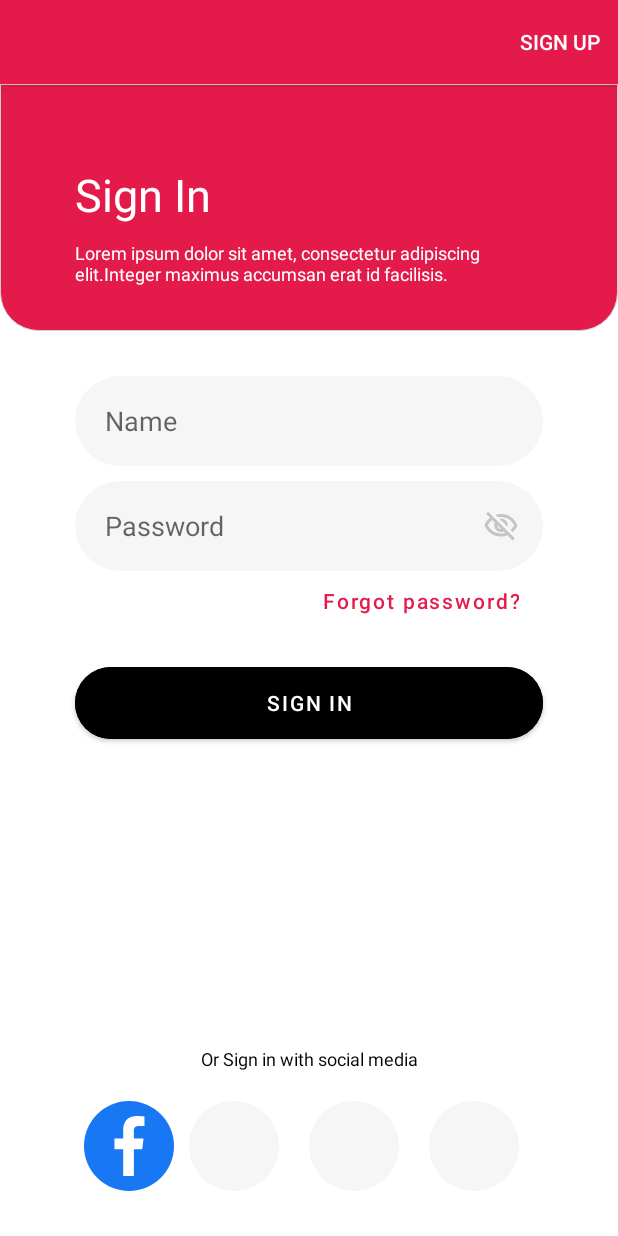
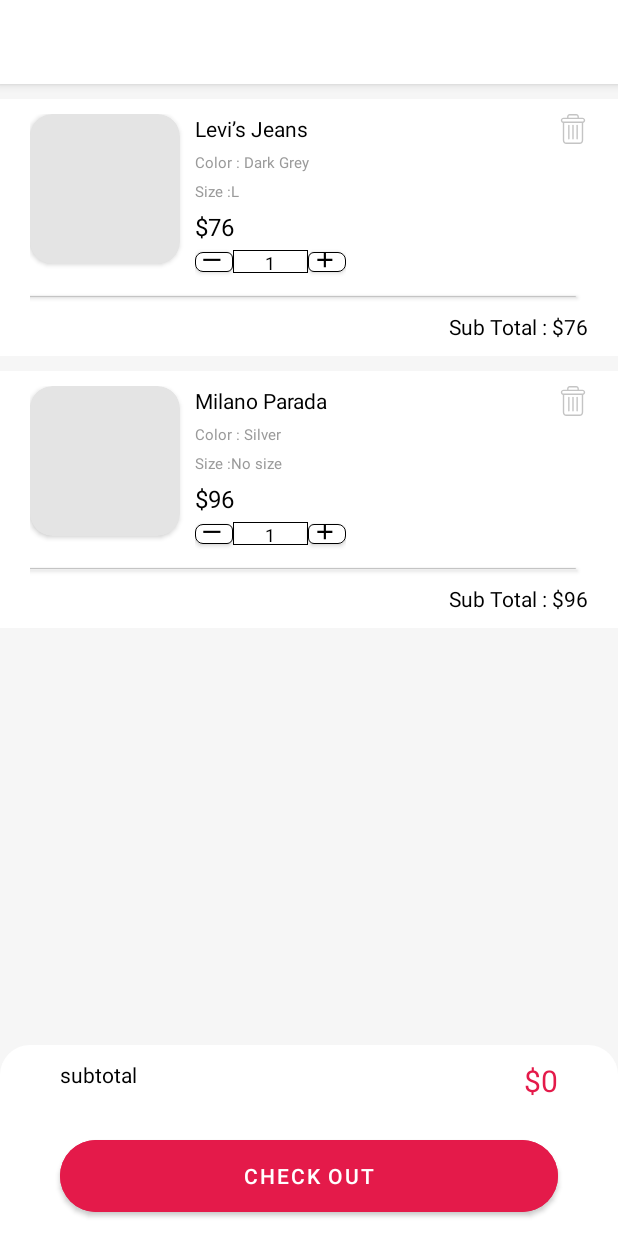
Before and after one commit to ETS-Android2/MindshopUI-Android, an Android app: the screen it shows after launch (Sign before the commit, MyCart after it), after a tap on "TODO", on a phone screen of 412 x 824 dp. Run offline under Robolectric (Android 15) with nearby library versions, the phone set to English and light mode, and no system bars; our stand-ins replace Firebase (no records; nobody signed in at launch, a user with empty details on screens opened directly), navigation-ui.

Commit message:
My cart finished

```diff
--- a/app/src/main/AndroidManifest.xml
+++ b/app/src/main/AndroidManifest.xml
@@ -10,7 +10,8 @@
         android:roundIcon="@mipmap/ic_launcher_round"
         android:supportsRtl="true"
         android:theme="@style/Theme.MindshopUI">
-        <activity android:name=".activities.Settings"></activity>
+        <activity android:name=".activities.MyCart"></activity>
+        <activity android:name=".activities.Settings" />
         <activity android:name=".activities.Orders" />
         <activity android:name=".activities.Account" />
         <activity android:name=".activities.onBoarding" />
--- /dev/null
+++ b/app/src/main/java/net/mindzone/mindshopui/RecyclerViewAdapters/CartRecyclerViewAdapter.java
@@ -0,0 +1,103 @@
+package net.mindzone.mindshopui.RecyclerViewAdapters;
+
+import android.content.Context;
+import android.util.Log;
+import android.view.LayoutInflater;
+import android.view.View;
+import android.view.ViewGroup;
+import android.widget.TextView;
+
+import androidx.recyclerview.widget.RecyclerView;
+
+import com.google.android.material.button.MaterialButton;
+
+import net.mindzone.mindshopui.R;
+import net.mindzone.mindshopui.models.MyCartItems;
+
+import java.util.List;
+
+public class CartRecyclerViewAdapter extends RecyclerView.Adapter<CartRecyclerViewAdapter.ViewHolder> {
+
+    private List<MyCartItems> myCartItems;
+    private LayoutInflater mInflater;
+    private ItemClickListener mClickListener;
+
+    public CartRecyclerViewAdapter(Context context, List<MyCartItems> myCartItems) {
+        this.mInflater = LayoutInflater.from(context);
+        this.myCartItems = myCartItems;
+    }
+
+    @Override
+    public ViewHolder onCreateViewHolder(ViewGroup parent, int viewType) {
+        View view = mInflater.inflate(R.layout.mycart_rcitems, parent, false);
+        return new ViewHolder(view);
+    }
+
+    @Override
+    public void onBindViewHolder(ViewHolder holder, int position) {
+        MyCartItems item = myCartItems.get(position);
+        holder.itemTitle.setText(item.title);
+        holder.itemColor.setText("Color : " + item.color);
+        holder.itemSize.setText("Size :" + item.size);
+        holder.itemPrice.setText("$" + item.price);
+        holder.itemCount.setText(item.count + "");
+        holder.subTotal.setText("Sub Total : $" + item.count * item.price);
+
+        holder.addIcon.setOnClickListener(new View.OnClickListener() {
+            @Override
+            public void onClick(View v) {
+                item.count++;
+                holder.itemCount.setText(item.count + "");
+                holder.subTotal.setText("Sub Total : $" + item.count * item.price);
+            }
+        });
+        holder.minusIcon.setOnClickListener(new View.OnClickListener() {
+            @Override
+            public void onClick(View v) {
+                if (item.count > 0) {
+                    item.count--;
+                    holder.itemCount.setText(item.count + "");
+                    holder.subTotal.setText("Sub Total : $" + item.count * item.price);
+                }
+            }
+        });
+    }
+
+    @Override
+    public int getItemCount() {
+        return myCartItems.size();
+    }
+
+
+    public class ViewHolder extends RecyclerView.ViewHolder implements View.OnClickListener {
+        TextView itemTitle, itemColor, itemSize, itemPrice, subTotal, itemCount;
+        MaterialButton minusIcon, addIcon;
+
+        ViewHolder(View itemView) {
+            super(itemView);
+            itemTitle = itemView.findViewById(R.id.itemTitle);
+            itemColor = itemView.findViewById(R.id.itemColor);
+            itemSize = itemView.findViewById(R.id.itemSize);
+            itemPrice = itemView.findViewById(R.id.itemPrice);
+            subTotal = itemView.findViewById(R.id.subTotal);
+            itemCount = itemView.findViewById(R.id.itemCount);
+            minusIcon = itemView.findViewById(R.id.minusIcon);
+            addIcon = itemView.findViewById(R.id.addIcon);
+            itemView.setOnClickListener(this);
+        }
+
+        @Override
+        public void onClick(View view) {
+            if (mClickListener != null) mClickListener.onItemClick(view, getAdapterPosition());
+        }
+    }
+
+
+    public void setClickListener(ItemClickListener itemClickListener) {
+        this.mClickListener = itemClickListener;
+    }
+
+    public interface ItemClickListener {
+        void onItemClick(View view, int position);
+    }
+}
--- /dev/null
+++ b/app/src/main/java/net/mindzone/mindshopui/activities/MyCart.java
@@ -0,0 +1,47 @@
+package net.mindzone.mindshopui.activities;
+
+import androidx.appcompat.app.AppCompatActivity;
+import androidx.recyclerview.widget.LinearLayoutManager;
+import androidx.recyclerview.widget.RecyclerView;
+
+import android.graphics.drawable.ColorDrawable;
+import android.os.Bundle;
+import android.view.View;
+
+import net.mindzone.mindshopui.R;
+import net.mindzone.mindshopui.RecyclerViewAdapters.CartRecyclerViewAdapter;
+import net.mindzone.mindshopui.RecyclerViewAdapters.MyRecyclerViewAdapter;
+import net.mindzone.mindshopui.RecyclerViewAdapters.OrdersRecylcerViewAdapter;
+import net.mindzone.mindshopui.models.Category;
+import net.mindzone.mindshopui.models.MyCartItems;
+import net.mindzone.mindshopui.models.OrderModel;
+
+import java.util.ArrayList;
+
+public class MyCart extends AppCompatActivity implements CartRecyclerViewAdapter.ItemClickListener {
+
+    CartRecyclerViewAdapter cartRecyclerViewAdapter;
+
+    @Override
+    protected void onCreate(Bundle savedInstanceState) {
+        super.onCreate(savedInstanceState);
+        getSupportActionBar().setBackgroundDrawable(new ColorDrawable(getResources().getColor(R.color.white, null)));
+        getSupportActionBar().setTitle("My Cart");
+        setContentView(R.layout.activity_mycart);
+        ArrayList<OrderModel> Orders = OrderModel.getOrders();
+        ArrayList<MyCartItems> myCartItems = MyCartItems.getItemsCart();
+        LinearLayoutManager layoutManager
+                = new LinearLayoutManager(this, LinearLayoutManager.VERTICAL, false);
+        RecyclerView orders_recyclerView = findViewById(R.id.myCartRecyclerView);
+        orders_recyclerView.setLayoutManager(layoutManager);
+
+        cartRecyclerViewAdapter = new CartRecyclerViewAdapter(this, myCartItems);
+        cartRecyclerViewAdapter.setClickListener(this);
+        orders_recyclerView.setAdapter(cartRecyclerViewAdapter);
+    }
+
+    @Override
+    public void onItemClick(View view, int position) {
+
+    }
+}
--- a/app/src/main/java/net/mindzone/mindshopui/activities/Orders.java
+++ b/app/src/main/java/net/mindzone/mindshopui/activities/Orders.java
@@ -6,6 +6,7 @@ import androidx.recyclerview.widget.RecyclerView;
 
 import android.graphics.drawable.ColorDrawable;
 import android.os.Bundle;
+import android.util.Log;
 import android.view.View;
 
 
@@ -45,6 +46,6 @@ public class Orders extends AppCompatActivity implements  OrdersRecylcerViewAdap
 
     @Override
     public void onItemClick(View view, int position) {
-        view.getBackground().setTint(view.getResources().getColor(R.color.black, null));
+        Log.d("Test","Click on Order Item = "+position);
     }
 }
--- a/app/src/main/java/net/mindzone/mindshopui/activities/Sign.java
+++ b/app/src/main/java/net/mindzone/mindshopui/activities/Sign.java
@@ -2,22 +2,16 @@ package net.mindzone.mindshopui.activities;
 
 import androidx.annotation.NonNull;
 import androidx.appcompat.app.AppCompatActivity;
-import androidx.core.content.ContextCompat;
-
 import android.graphics.drawable.ColorDrawable;
 import android.os.Bundle;
-import android.text.InputType;
 import android.util.DisplayMetrics;
 import android.util.Log;
-import android.view.LayoutInflater;
 import android.view.Menu;
 import android.view.MenuItem;
 import android.view.View;
 import android.widget.LinearLayout;
-import android.widget.RelativeLayout;
 
 
-import com.google.android.material.bottomsheet.BottomSheetDialog;
 
 import net.mindzone.mindshopui.R;
 import net.mindzone.mindshopui.databinding.ActivitySignBinding;
@@ -84,10 +78,6 @@ public class Sign extends AppCompatActivity {
 
     public void siginBTNClicked(View v) {
         Log.d("Test", "Sign btn clicked");
-        final BottomSheetDialog bottomSheetDialog = new BottomSheetDialog(this, R.style.BottomSheetDialogTheme);
-        View bottomSheetView = LayoutInflater.from(getApplicationContext()).inflate(R.layout.orderinfo_popup, findViewById(R.id.main_container));
-        bottomSheetDialog.setContentView(bottomSheetView);
-        bottomSheetDialog.show();
     }
 
     public void forgotPW(View v) {
--- /dev/null
+++ b/app/src/main/java/net/mindzone/mindshopui/models/MyCartItems.java
@@ -0,0 +1,33 @@
+package net.mindzone.mindshopui.models;
+
+import com.google.firebase.firestore.DocumentId;
+
+import java.io.Serializable;
+import java.util.ArrayList;
+
+public class MyCartItems implements Serializable {
+
+
+    @DocumentId
+    public String id;
+    public String title;
+    public String color;
+    public int price;
+    public String size;
+    public int count;
+
+    public MyCartItems(String title, String color, int price, String size, int count) {
+        this.title = title;
+        this.color = color;
+        this.price = price;
+        this.size = size;
+        this.count = count;
+    }
+
+    public static ArrayList<MyCartItems> getItemsCart() {
+        ArrayList<MyCartItems> myCartItems = new ArrayList<>();
+        myCartItems.add(new MyCartItems("Levi’s Jeans", "Dark Grey", 76, "L", 1));
+        myCartItems.add(new MyCartItems("Milano Parada", "Silver", 96, "No size", 1));
+        return myCartItems;
+    }
+}
--- a/app/src/main/java/net/mindzone/mindshopui/ui/home/HomeFragment.java
+++ b/app/src/main/java/net/mindzone/mindshopui/ui/home/HomeFragment.java
@@ -15,9 +15,12 @@ import androidx.lifecycle.ViewModelProvider;
 import androidx.recyclerview.widget.LinearLayoutManager;
 import androidx.recyclerview.widget.RecyclerView;
 
+import com.google.android.material.bottomsheet.BottomSheetDialog;
+
 import net.mindzone.mindshopui.BaseFragment;
 import net.mindzone.mindshopui.R;
 import net.mindzone.mindshopui.RecyclerViewAdapters.ProductsRecyclerViewAdapter;
+import net.mindzone.mindshopui.activities.MyCart;
 import net.mindzone.mindshopui.activities.Sign;
 import net.mindzone.mindshopui.RecyclerViewAdapters.MyRecyclerViewAdapter;
 import net.mindzone.mindshopui.databinding.FragmentHomeBinding;
@@ -39,13 +42,13 @@ public class HomeFragment extends BaseFragment implements MyRecyclerViewAdapter.
         binding = FragmentHomeBinding.inflate(inflater, container, false);
         View root = binding.getRoot();
         binding.chartBtn.setOnClickListener(this::cartBTNClicked);
-        ConstructeRecylcerViews();
+        ConstructRecyclerViews();
         return root;
     }
 
-    public void ConstructeRecylcerViews() {
+    public void ConstructRecyclerViews() {
 
-        //        Construction of First RecylerView which contain the buttons
+        //        Construction of First RecyclerView which contain the buttons
         ArrayList<String> categories = Category.getCategories();
         LinearLayoutManager layoutManager
                 = new LinearLayoutManager(requireContext(), LinearLayoutManager.HORIZONTAL, false);
@@ -55,7 +58,7 @@ public class HomeFragment extends BaseFragment implements MyRecyclerViewAdapter.
         adapter.setClickListener(this);
         recyclerView.setAdapter(adapter);
 
-//        Construction of Second RecylerView which are the sales discount cards
+//        Construction of Second RecyclerView which are the sales discount cards
         ArrayList<Product> products_sale = Product.getProducts();
         Log.d("Test", "Count " + products_sale.size());
         LinearLayoutManager layoutManagerRC2
@@ -68,14 +71,11 @@ public class HomeFragment extends BaseFragment implements MyRecyclerViewAdapter.
     }
 
     public void cartBTNClicked(View v) {
-        goToSignIn();
+        Intent intent = new Intent();
+        intent.setClass(getActivity(), MyCart.class);
+        getActivity().startActivity(intent);
     }
 
-    public void goToSignIn() {
-        Intent intent = new Intent();
-        intent.setClass(getActivity(), Sign.class);
-        getActivity().startActivity(intent);
-    }
 
     @Override
     public void onDestroyView() {
@@ -96,7 +96,9 @@ public class HomeFragment extends BaseFragment implements MyRecyclerViewAdapter.
                 Log.d("Test", "Bell Icon clicked");
                 return true;
             case R.id.cartBTN:
-                goToSignIn();
+                Intent intent = new Intent();
+                intent.setClass(getActivity(), Sign.class);
+                getActivity().startActivity(intent);
                 Log.d("Test", "Cart Icon clicked");
                 return true;
             default:
@@ -106,6 +108,10 @@ public class HomeFragment extends BaseFragment implements MyRecyclerViewAdapter.
 
     @Override
     public void onItemClick(View view, int position) {
-        view.getBackground().setTint(view.getResources().getColor(R.color.black, null));
+        Log.d("Test", "ana hena");
+        final BottomSheetDialog bottomSheetDialog = new BottomSheetDialog(getContext(), R.style.BottomSheetDialogTheme);
+        View bottomSheetView = LayoutInflater.from(getContext()).inflate(R.layout.orderinfo_popup, binding.getRoot().findViewById(R.id.main_container));
+        bottomSheetDialog.setContentView(bottomSheetView);
+        bottomSheetDialog.show();
     }
 }
--- /dev/null
+++ b/app/src/main/res/drawable/border.xml
@@ -0,0 +1,9 @@
+<?xml version="1.0" encoding="utf-8"?>
+<shape xmlns:android="http://schemas.android.com/apk/res/android"
+    android:shape="rectangle">
+
+    <stroke
+        android:width="0.5dp"
+        android:color="@color/black" />
+
+</shape>
--- /dev/null
+++ b/app/src/main/res/drawable/trash.xml
@@ -0,0 +1,18 @@
+<vector xmlns:android="http://schemas.android.com/apk/res/android"
+    android:width="427dp"
+    android:height="427dp"
+    android:viewportWidth="427"
+    android:viewportHeight="427.0013">
+  <path
+      android:fillColor="#C4C4C4"
+      android:pathData="m272.398,154.703c-5.523,0 -10,4.477 -10,10v189c0,5.52 4.477,10 10,10 5.523,0 10,-4.48 10,-10v-189c0,-5.523 -4.477,-10 -10,-10zM272.398,154.703"/>
+  <path
+      android:fillColor="#C4C4C4"
+      android:pathData="m154.398,154.703c-5.523,0 -10,4.477 -10,10v189c0,5.52 4.477,10 10,10 5.523,0 10,-4.48 10,-10v-189c0,-5.523 -4.477,-10 -10,-10zM154.398,154.703"/>
+  <path
+      android:fillColor="#C4C4C4"
+      android:pathData="m68.398,127.121v246.379c0,14.563 5.34,28.238 14.668,38.051 9.285,9.84 22.207,15.426 35.73,15.449h189.203c13.527,-0.023 26.449,-5.609 35.73,-15.449 9.328,-9.813 14.668,-23.488 14.668,-38.051v-246.379c18.543,-4.922 30.559,-22.836 28.078,-41.863 -2.484,-19.023 -18.691,-33.254 -37.879,-33.258h-51.199v-12.5c0.059,-10.512 -4.098,-20.605 -11.539,-28.031 -7.441,-7.422 -17.551,-11.555 -28.063,-11.469h-88.797c-10.512,-0.086 -20.621,4.047 -28.063,11.469 -7.441,7.426 -11.598,17.52 -11.539,28.031v12.5h-51.199c-19.188,0.004 -35.395,14.234 -37.879,33.258 -2.48,19.027 9.535,36.941 28.078,41.863zM308,407h-189.203c-17.098,0 -30.398,-14.688 -30.398,-33.5v-245.5h250v245.5c0,18.813 -13.301,33.5 -30.398,33.5zM149.398,39.5c-0.066,-5.207 1.98,-10.219 5.676,-13.895 3.691,-3.676 8.715,-5.695 13.926,-5.605h88.797c5.211,-0.09 10.234,1.93 13.926,5.605 3.695,3.672 5.742,8.688 5.676,13.895v12.5h-128zM78.199,72h270.398c9.941,0 18,8.059 18,18s-8.059,18 -18,18h-270.398c-9.941,0 -18,-8.059 -18,-18s8.059,-18 18,-18zM78.199,72"/>
+  <path
+      android:fillColor="#C4C4C4"
+      android:pathData="m213.398,154.703c-5.523,0 -10,4.477 -10,10v189c0,5.52 4.477,10 10,10 5.523,0 10,-4.48 10,-10v-189c0,-5.523 -4.477,-10 -10,-10zM213.398,154.703"/>
+</vector>
--- /dev/null
+++ b/app/src/main/res/layout/activity_mycart.xml
@@ -0,0 +1,65 @@
+<?xml version="1.0" encoding="utf-8"?>
+<androidx.constraintlayout.widget.ConstraintLayout xmlns:android="http://schemas.android.com/apk/res/android"
+    xmlns:app="http://schemas.android.com/apk/res-auto"
+    xmlns:tools="http://schemas.android.com/tools"
+    android:layout_width="match_parent"
+    android:layout_height="match_parent"
+    android:background="@color/_F6F6F6"
+    tools:context=".activities.MyCart">
+
+    <androidx.recyclerview.widget.RecyclerView
+        android:id="@+id/myCartRecyclerView"
+        android:layout_width="match_parent"
+        android:layout_height="wrap_content"
+        android:layout_marginTop="10dp"
+        app:layout_constraintTop_toTopOf="parent">
+
+
+    </androidx.recyclerview.widget.RecyclerView>
+
+    <LinearLayout
+        android:layout_width="match_parent"
+        android:layout_height="wrap_content"
+        android:background="@drawable/popup_sheet"
+        android:orientation="vertical"
+        app:layout_constraintBottom_toBottomOf="parent">
+
+        <RelativeLayout
+            android:layout_width="match_parent"
+            android:layout_height="wrap_content"
+            android:layout_marginHorizontal="40dp">
+
+            <TextView
+                android:layout_width="wrap_content"
+                android:layout_height="wrap_content"
+                android:layout_alignParentStart="true"
+                android:layout_gravity="center_horizontal"
+                android:layout_marginVertical="10dp"
+                android:text="@string/subtotal"
+                android:textColor="@color/black"
+                android:textSize="14sp" />
+
+            <TextView
+                android:layout_width="wrap_content"
+                android:layout_height="wrap_content"
+                android:layout_alignParentEnd="true"
+                android:layout_gravity="center_horizontal"
+                android:layout_marginVertical="10dp"
+                android:text="$0"
+                android:textColor="@color/_E41A4A"
+                android:textSize="20sp" />
+        </RelativeLayout>
+
+
+        <com.google.android.material.button.MaterialButton
+            android:id="@+id/btn_main"
+            android:layout_width="match_parent"
+            android:layout_height="60dp"
+            android:layout_marginHorizontal="40dp"
+            android:layout_marginVertical="10dp"
+            android:backgroundTint="@color/_E41A4A"
+            android:text="@string/checkout"
+            android:textColor="@color/white"
+            app:shapeAppearanceOverlay="@style/PillShapeAppearance" />
+    </LinearLayout>
+</androidx.constraintlayout.widget.ConstraintLayout>
--- /dev/null
+++ b/app/src/main/res/layout/mycart_rcitems.xml
@@ -0,0 +1,157 @@
+<?xml version="1.0" encoding="utf-8"?>
+<RelativeLayout xmlns:android="http://schemas.android.com/apk/res/android"
+    xmlns:app="http://schemas.android.com/apk/res-auto"
+    android:layout_width="match_parent"
+    android:layout_height="wrap_content"
+    android:layout_marginBottom="10dp"
+    android:background="@color/white">
+
+    <LinearLayout
+        android:layout_width="match_parent"
+        android:layout_height="wrap_content"
+        android:layout_centerInParent="true"
+        android:layout_marginHorizontal="20dp"
+        android:layout_marginVertical="10dp"
+        android:orientation="vertical">
+
+
+        <LinearLayout
+            android:layout_width="match_parent"
+            android:layout_height="wrap_content">
+
+            <androidx.cardview.widget.CardView
+                android:layout_width="100dp"
+                android:layout_height="100dp"
+                android:layout_marginEnd="10dp"
+                android:layout_marginBottom="5dp"
+                android:backgroundTint="@color/_E4E4E4"
+                android:elevation="0dp"
+                app:cardCornerRadius="15dp"
+                app:cardMaxElevation="0dp" />
+
+            <LinearLayout
+                android:layout_width="match_parent"
+                android:layout_height="wrap_content"
+                android:orientation="vertical">
+
+                <RelativeLayout
+                    android:layout_width="match_parent"
+                    android:layout_height="wrap_content">
+
+                    <TextView
+                        android:id="@+id/itemTitle"
+                        android:layout_width="wrap_content"
+                        android:layout_height="wrap_content"
+                        android:layout_alignParentStart="true"
+                        android:text="Sub Total : $152"
+                        android:textColor="@color/black"
+                        android:textSize="14sp" />
+
+                    <ImageView
+                        android:layout_width="20dp"
+                        android:layout_height="20dp"
+                        android:layout_alignParentEnd="true"
+                        android:contentDescription="TODO"
+                        android:src="@drawable/trash" />
+                </RelativeLayout>
+
+                <TextView
+                    android:id="@+id/itemColor"
+                    android:layout_width="wrap_content"
+                    android:layout_height="wrap_content"
+                    android:layout_alignParentStart="true"
+                    android:layout_marginTop="5dp"
+                    android:text="Color : Dark Grey"
+                    android:textColor="@color/_9A9A9A"
+                    android:textSize="10sp" />
+
+                <TextView
+                    android:id="@+id/itemSize"
+                    android:layout_width="wrap_content"
+                    android:layout_height="wrap_content"
+                    android:layout_alignParentStart="true"
+                    android:layout_marginTop="5dp"
+                    android:text="Size : L"
+                    android:textColor="@color/_9A9A9A"
+                    android:textSize="10sp" />
+
+                <TextView
+                    android:id="@+id/itemPrice"
+                    android:layout_width="wrap_content"
+                    android:layout_height="wrap_content"
+                    android:layout_alignParentStart="true"
+                    android:layout_marginTop="5dp"
+                    android:text="$76"
+                    android:textColor="@color/black"
+                    android:textSize="16sp" />
+
+                <LinearLayout
+                    android:layout_width="wrap_content"
+                    android:layout_height="wrap_content">
+
+                    <com.google.android.material.button.MaterialButton
+                        android:id="@+id/minusIcon"
+                        android:layout_width="25dp"
+                        android:layout_height="25dp"
+                        android:backgroundTint="@color/white"
+                        android:elevation="0dp"
+                        app:icon="@drawable/minus_icon"
+                        app:iconGravity="textStart"
+                        app:iconPadding="0dp"
+                        app:shapeAppearanceOverlay="@style/MyButtonStyleLeft"
+                        app:strokeColor="@color/black"
+                        app:strokeWidth="0.5dp" />
+
+                    <LinearLayout
+                        android:layout_width="50dp"
+                        android:layout_height="15dp"
+                        android:layout_gravity="center_vertical"
+                        android:background="@drawable/border">
+
+                        <TextView
+                            android:id="@+id/itemCount"
+                            android:layout_width="match_parent"
+                            android:layout_height="match_parent"
+                            android:text="1"
+                            android:textAlignment="center"
+                            android:textColor="@color/black"
+                            android:textSize="12sp" />
+                    </LinearLayout>
+
+                    <com.google.android.material.button.MaterialButton
+                        android:id="@+id/addIcon"
+                        android:layout_width="25dp"
+                        android:layout_height="25dp"
+                        android:backgroundTint="@color/white"
+                        android:elevation="0dp"
+                        app:icon="@drawable/plus_icon"
+                        app:iconGravity="textStart"
+                        app:iconPadding="0dp"
+                        app:shapeAppearanceOverlay="@style/MyButtonStyleRight"
+                        app:strokeColor="@color/black"
+                        app:strokeWidth="0.5dp" />
+                </LinearLayout>
+            </LinearLayout>
+        </LinearLayout>
+
+        <androidx.cardview.widget.CardView
+            android:layout_width="match_parent"
+            android:layout_height="0.5dp"
+            android:layout_gravity="center_horizontal"
+            android:layout_marginVertical="10dp"
+            android:layout_marginEnd="5dp"
+            android:backgroundTint="@color/_C4C4C4"
+            android:elevation="0dp" />
+
+        <TextView
+            android:id="@+id/subTotal"
+            android:layout_width="wrap_content"
+            android:layout_height="wrap_content"
+            android:layout_gravity="end"
+            android:text="Sub Total : $152"
+            android:textColor="@color/black"
+            android:textSize="14sp" />
+    </LinearLayout>
+
+
+</RelativeLayout>
--- a/app/src/main/res/values/strings.xml
+++ b/app/src/main/res/values/strings.xml
@@ -32,7 +32,8 @@
     <string name="continue_shopping">CONTINUE SHOPPING</string>
     <string name="hello_blank_fragment">Hello blank fragment</string>
     <string name="addToCart">ADD TO CART</string>
-
+    <string name="checkout">CHECK OUT</string>
+    <string name="subtotal">subtotal</string>
 
 
 </resources>
--- a/app/src/main/res/values/styles.xml
+++ b/app/src/main/res/values/styles.xml
@@ -8,6 +8,16 @@
     <style name="BottomSheetDialogTheme" parent="Theme.MaterialComponents.Light.DarkActionBar">
         <item name="android:background">@android:color/transparent</item>
     </style>
+    <style name="MyButtonStyleLeft" parent="">
+        <item name="cornerFamily">rounded</item>
+        <item name="cornerSizeTopLeft">5dp</item>
+        <item name="cornerSizeBottomLeft">5dp</item>
+    </style>
+    <style name="MyButtonStyleRight" parent="">
+        <item name="cornerFamily">rounded</item>
+        <item name="cornerSizeBottomRight">5dp</item>
+        <item name="cornerSizeTopRight">5dp</item>
+    </style>
 
-
+    <style name="AppTheme" parent="Theme.AppCompat.Light.DarkActionBar"/>
 </resources>
```
